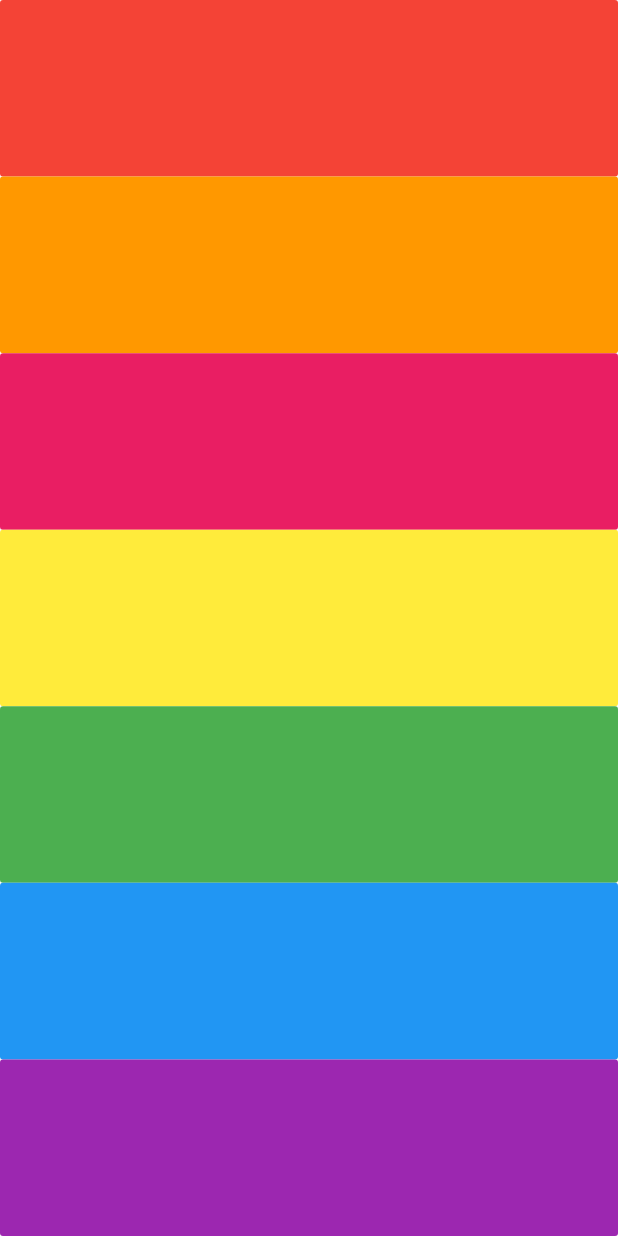
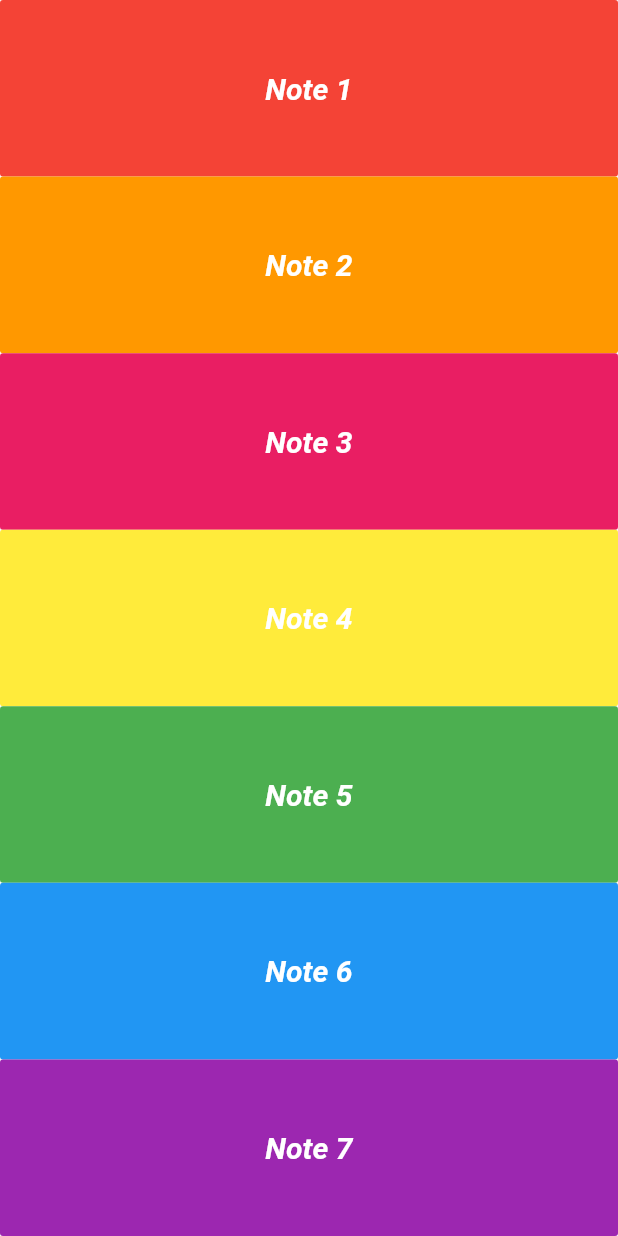
Before and after one commit to sarcastic-verma/xylophone, a Flutter app: the screen it shows after launch, on a phone screen of 412 x 824 dp. Run offline on Flutter 3.47's test engine with Material 2 defaults, Android fonts, the phone set to English and light mode, and no system bars; our stand-ins replace audioplayers.

Commit message:
Updated UI.

```diff
--- a/lib/main.dart
+++ b/lib/main.dart
@@ -1,4 +1,5 @@
 import 'package:audioplayers/audio_cache.dart';
+import 'package:flutter/cupertino.dart';
 import 'package:flutter/material.dart';
 
 void main() => runApp(MyApp());
@@ -15,6 +16,14 @@ class MyApp extends StatelessWidget {
         onPressed: () {
           playSound(soundnumber);
         },
+        child: Text(
+          "Note $soundnumber",
+          style: TextStyle(
+              color: Colors.white,
+              fontWeight: FontWeight.bold,
+              fontSize: 20.0,
+              fontStyle: FontStyle.italic),
+        ),
         color: color,
       ),
     );
```
